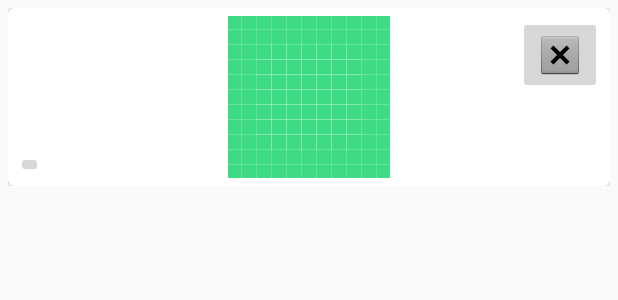
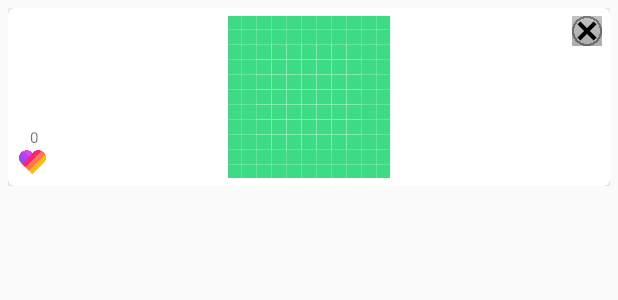
Before and after one commit to Jennglebell/CZ2006-AAAAAA, an Android app: the layout specific_oi_photos_item.xml on its own in the app's theme, with its tools: preview values and no code run, on a phone screen of 412 x 824 dp. Shown: the top 300 px of the screen. Run offline under Robolectric (Android 15) with nearby library versions, the phone set to English and light mode, and no system bars.

Commit message:
Update specific_oi_photos_item.xml
changed the like button and delete button

```diff
--- a/ParkVibe/app/src/main/res/layout/specific_oi_photos_item.xml
+++ b/ParkVibe/app/src/main/res/layout/specific_oi_photos_item.xml
@@ -29,8 +29,9 @@
 
             <ImageButton
                 android:id="@+id/deleteImage"
-                android:layout_width="wrap_content"
-                android:layout_height="wrap_content"
+                android:background="@drawable/cross"
+                android:layout_width="20dp"
+                android:layout_height="20dp"
                 android:layout_alignTop="@+id/oiphotos_specificphoto"
                 android:layout_alignRight="@+id/oiphotos_specificphoto"
                 android:onClick="delete_photo"
@@ -38,21 +39,24 @@
 
             <ImageButton
                 android:id="@+id/like"
-                android:layout_width="8pt"
-                android:layout_height="8pt"
+                android:layout_width="10pt"
+                android:layout_height="10pt"
                 android:layout_alignLeft="@+id/oiphotos_specificphoto"
                 android:layout_alignBottom="@+id/oiphotos_specificphoto"
+                android:background="@drawable/like"
                 android:layout_marginLeft="0dp"
                 android:layout_marginBottom="0dp"
                 android:onClick="like" />
             <!--tools:srcCompat="@android:drawable/ic_menu_close_clear_cancel"-->
             <TextView
                 android:id="@+id/like_num"
-                android:layout_width="10pt"
-                android:layout_height="5pt"
+                android:text="0"
+                android:textSize="10sp"
+                android:layout_width="wrap_content"
+                android:layout_height="wrap_content"
                 android:layout_above="@+id/like"
-                android:layout_marginLeft="2dp"
-                android:layout_marginBottom="4dp"
+                android:layout_marginLeft="9dp"
+                android:layout_marginBottom="-2dp"
                 />
         </RelativeLayout>
 
```
Also changed, not shown: ParkVibe/app/src/main/res/drawable/cross.png (added).
